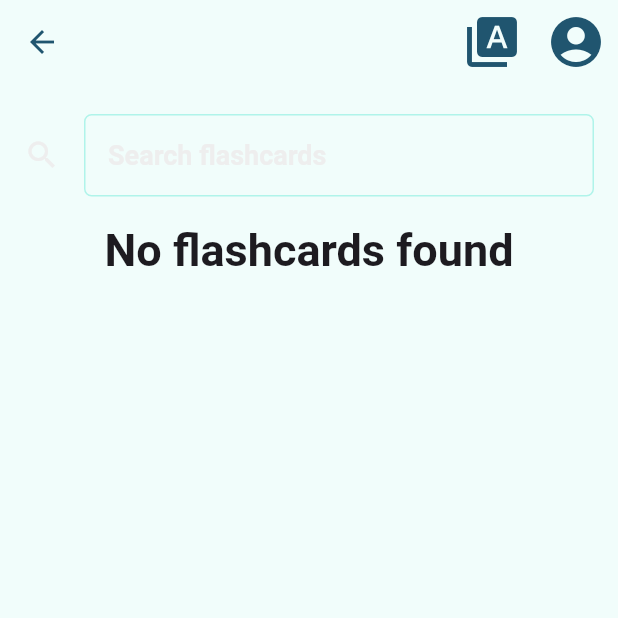
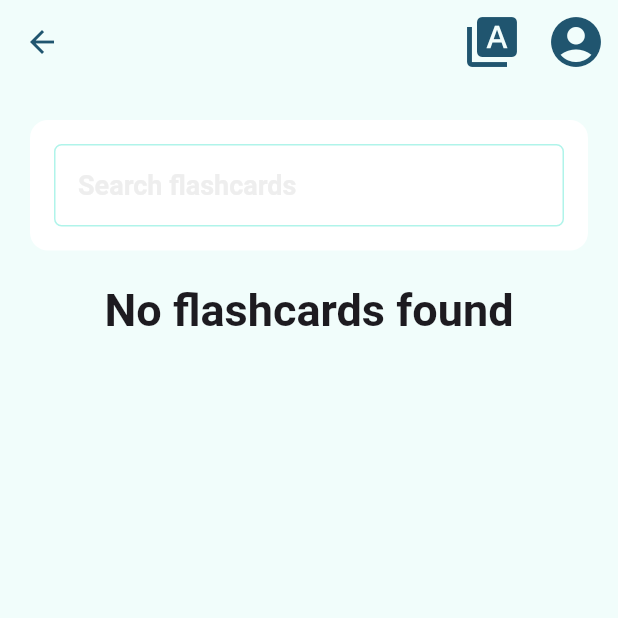
Before and after one commit to noskova/vokki, a Flutter app: the FlashCardsListScreen screen opened by its route, on a phone screen of 412 x 824 dp, the top half of it. Run offline on Flutter 3.47's test engine with Material 3 defaults, Android fonts, the phone set to English and light mode, and no system bars; our stand-ins replace cloud_firestore, envied, equatable, firebase_auth, firebase_core, flutter_riverpod and 3 more; missing offline and left inert: algolia; accounts and stored records are empty; generated files the repository leaves out were written again.

Commit message:
removed hit icon in search field

```diff
--- a/lib/src/features/flashcards/presentation/flash_cards_list/flash_cards_search_text_field.dart
+++ b/lib/src/features/flashcards/presentation/flash_cards_list/flash_cards_search_text_field.dart
@@ -31,20 +31,23 @@ class _FlashCardsSearchTextFieldState
     return ValueListenableBuilder<TextEditingValue>(
       valueListenable: _controller,
       builder: (context, value, _) {
-        return TextField(
+        return Card(
+          child: Padding(
+            padding: const EdgeInsets.all(16.0),
+            child: TextField(
               controller: _controller,
               enabled: true, // * enable search
               autofocus: false,
               style: Theme.of(context).textTheme.titleLarge,
               decoration: InputDecoration(
                 hintText: 'Search flashcards'.hardcoded,
-            icon: const Icon(Icons.search),
                 suffixIcon: value.text.isNotEmpty
                     ? IconButton(
                         onPressed: () {
                           _controller.clear();
                           ref
-                          .read(flashCardsSearchQueryNotifierProvider.notifier)
+                              .read(flashCardsSearchQueryNotifierProvider
+                                  .notifier)
                               .setQuery('');
                         },
                         icon: const Icon(Icons.clear),
@@ -54,6 +57,8 @@ class _FlashCardsSearchTextFieldState
               onChanged: (text) => ref
                   .read(flashCardsSearchQueryNotifierProvider.notifier)
                   .setQuery(text),
+            ),
+          ),
         );
       },
     );
```
Lines whose indentation alone changed are shown as unchanged.
